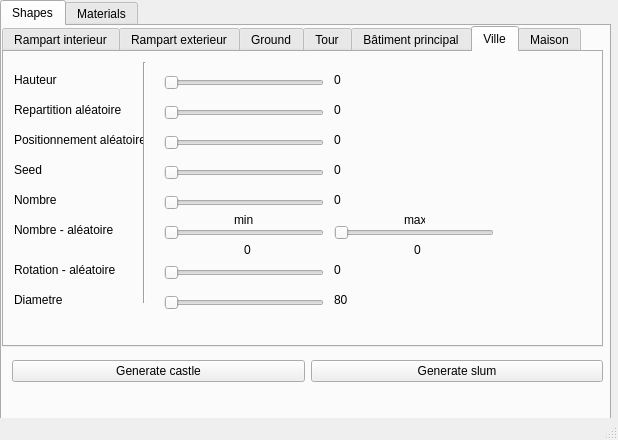
Ghostmoonk/maya-python-castle, file Castle.ui: the form before one commit.
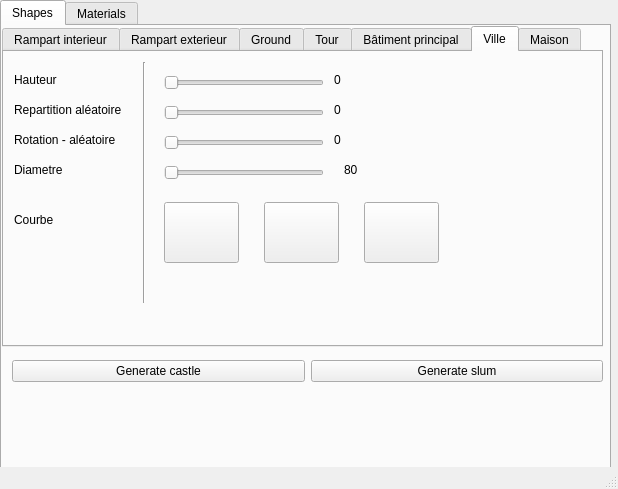
The form after the commit. The open tabs and pages were chosen to show the change.

Commit message: ajout code mash tours modification interface mash3 et 4

```diff
--- a/Castle.ui
+++ b/Castle.ui
@@ -7,7 +7,7 @@
     <x>0</x>
     <y>0</y>
     <width>618</width>
-    <height>440</height>
+    <height>489</height>
    </rect>
   </property>
   <property name="windowTitle">
@@ -1277,32 +1277,6 @@
          <string>Repartition aléatoire</string>
         </property>
        </widget>
-       <widget class="QLabel" name="label_21">
-        <property name="geometry">
-         <rect>
-          <x>10</x>
-          <y>80</y>
-          <width>131</width>
-          <height>16</height>
-         </rect>
-        </property>
-        <property name="text">
-         <string>Positionnement aléatoire</string>
-        </property>
-       </widget>
-       <widget class="QLabel" name="label_22">
-        <property name="geometry">
-         <rect>
-          <x>10</x>
-          <y>110</y>
-          <width>131</width>
-          <height>16</height>
-         </rect>
-        </property>
-        <property name="text">
-         <string>Seed</string>
-        </property>
-       </widget>
        <widget class="Line" name="line_6">
         <property name="geometry">
          <rect>
@@ -1351,128 +1325,11 @@
          <enum>Qt::Horizontal</enum>
         </property>
        </widget>
-       <widget class="QSlider" name="ville_position_random">
-        <property name="geometry">
-         <rect>
-          <x>160</x>
-          <y>80</y>
-          <width>160</width>
-          <height>22</height>
-         </rect>
-        </property>
-        <property name="orientation">
-         <enum>Qt::Horizontal</enum>
-        </property>
-       </widget>
-       <widget class="QSlider" name="ville_seed">
-        <property name="geometry">
-         <rect>
-          <x>160</x>
-          <y>110</y>
-          <width>160</width>
-          <height>22</height>
-         </rect>
-        </property>
-        <property name="orientation">
-         <enum>Qt::Horizontal</enum>
-        </property>
-       </widget>
-       <widget class="QSlider" name="ville_amount">
-        <property name="geometry">
-         <rect>
-          <x>160</x>
-          <y>140</y>
-          <width>160</width>
-          <height>22</height>
-         </rect>
-        </property>
-        <property name="orientation">
-         <enum>Qt::Horizontal</enum>
-        </property>
-       </widget>
-       <widget class="QLabel" name="label_32">
-        <property name="geometry">
-         <rect>
-          <x>10</x>
-          <y>140</y>
-          <width>131</width>
-          <height>16</height>
-         </rect>
-        </property>
-        <property name="text">
-         <string>Nombre</string>
-        </property>
-       </widget>
-       <widget class="QLabel" name="label_33">
-        <property name="geometry">
-         <rect>
-          <x>10</x>
-          <y>170</y>
-          <width>131</width>
-          <height>16</height>
-         </rect>
-        </property>
-        <property name="text">
-         <string>Nombre - aléatoire</string>
-        </property>
-       </widget>
-       <widget class="QSlider" name="ville_amount_min">
-        <property name="geometry">
-         <rect>
-          <x>160</x>
-          <y>170</y>
-          <width>160</width>
-          <height>22</height>
-         </rect>
-        </property>
-        <property name="orientation">
-         <enum>Qt::Horizontal</enum>
-        </property>
-       </widget>
-       <widget class="QSlider" name="ville_amount_max">
-        <property name="geometry">
-         <rect>
-          <x>330</x>
-          <y>170</y>
-          <width>160</width>
-          <height>22</height>
-         </rect>
-        </property>
-        <property name="orientation">
-         <enum>Qt::Horizontal</enum>
-        </property>
-       </widget>
-       <widget class="QLabel" name="label_34">
-        <property name="geometry">
-         <rect>
-          <x>230</x>
-          <y>160</y>
-          <width>21</width>
-          <height>16</height>
-         </rect>
-        </property>
-        <property name="text">
-         <string>min</string>
-        </property>
-       </widget>
-       <widget class="QLabel" name="label_35">
-        <property name="geometry">
-         <rect>
-          <x>400</x>
-          <y>160</y>
-          <width>21</width>
-          <height>16</height>
-         </rect>
-        </property>
-        <property name="text">
-         <string>max</string>
-        </property>
-       </widget>
        <widget class="QLabel" name="label_41">
         <property name="geometry">
          <rect>
           <x>10</x>
-          <y>210</y>
+          <y>80</y>
           <width>131</width>
           <height>16</height>
          </rect>
@@ -1485,7 +1342,7 @@
         <property name="geometry">
          <rect>
           <x>160</x>
-          <y>210</y>
+          <y>80</y>
           <width>160</width>
           <height>22</height>
          </rect>
@@ -1501,7 +1358,7 @@
         <property name="geometry">
          <rect>
           <x>10</x>
-          <y>240</y>
+          <y>110</y>
           <width>131</width>
           <height>16</height>
          </rect>
@@ -1514,7 +1371,7 @@
         <property name="geometry">
          <rect>
           <x>160</x>
-          <y>240</y>
+          <y>110</y>
           <width>160</width>
           <height>22</height>
          </rect>
@@ -1555,76 +1412,11 @@
          <string>0</string>
         </property>
        </widget>
-       <widget class="QLabel" name="label_69">
-        <property name="geometry">
-         <rect>
-          <x>330</x>
-          <y>80</y>
-          <width>51</width>
-          <height>16</height>
-         </rect>
-        </property>
-        <property name="text">
-         <string>0</string>
-        </property>
-       </widget>
-       <widget class="QLabel" name="label_70">
-        <property name="geometry">
-         <rect>
-          <x>330</x>
-          <y>110</y>
-          <width>51</width>
-          <height>16</height>
-         </rect>
-        </property>
-        <property name="text">
-         <string>0</string>
-        </property>
-       </widget>
-       <widget class="QLabel" name="label_71">
-        <property name="geometry">
-         <rect>
-          <x>330</x>
-          <y>140</y>
-          <width>51</width>
-          <height>16</height>
-         </rect>
-        </property>
-        <property name="text">
-         <string>0</string>
-        </property>
-       </widget>
-       <widget class="QLabel" name="label_72">
-        <property name="geometry">
-         <rect>
-          <x>240</x>
-          <y>190</y>
-          <width>51</width>
-          <height>16</height>
-         </rect>
-        </property>
-        <property name="text">
-         <string>0</string>
-        </property>
-       </widget>
-       <widget class="QLabel" name="label_73">
-        <property name="geometry">
-         <rect>
-          <x>410</x>
-          <y>190</y>
-          <width>51</width>
-          <height>16</height>
-         </rect>
-        </property>
-        <property name="text">
-         <string>0</string>
-        </property>
-       </widget>
        <widget class="QLabel" name="label_74">
         <property name="geometry">
          <rect>
           <x>330</x>
-          <y>210</y>
+          <y>80</y>
           <width>51</width>
           <height>16</height>
          </rect>
@@ -1636,8 +1428,8 @@
        <widget class="QLabel" name="label_75">
         <property name="geometry">
          <rect>
-          <x>330</x>
-          <y>240</y>
+          <x>340</x>
+          <y>110</y>
           <width>51</width>
           <height>16</height>
          </rect>
@@ -1646,6 +1438,76 @@
          <string>80</string>
         </property>
        </widget>
+       <widget class="QLabel" name="label_69">
+        <property name="geometry">
+         <rect>
+          <x>10</x>
+          <y>160</y>
+          <width>131</width>
+          <height>16</height>
+         </rect>
+        </property>
+        <property name="text">
+         <string>Courbe</string>
+        </property>
+       </widget>
+       <widget class="QPushButton" name="pushButton_7">
+        <property name="geometry">
+         <rect>
+          <x>160</x>
+          <y>150</y>
+          <width>75</width>
+          <height>61</height>
+         </rect>
+        </property>
+        <property name="text">
+         <string/>
+        </property>
+        <property name="iconSize">
+         <size>
+          <width>80</width>
+          <height>80</height>
+         </size>
+        </property>
+       </widget>
+       <widget class="QPushButton" name="pushButton_8">
+        <property name="geometry">
+         <rect>
+          <x>260</x>
+          <y>150</y>
+          <width>75</width>
+          <height>61</height>
+         </rect>
+        </property>
+        <property name="text">
+         <string/>
+        </property>
+        <property name="iconSize">
+         <size>
+          <width>80</width>
+          <height>80</height>
+         </size>
+        </property>
+       </widget>
+       <widget class="QPushButton" name="pushButton_9">
+        <property name="geometry">
+         <rect>
+          <x>360</x>
+          <y>150</y>
+          <width>75</width>
+          <height>61</height>
+         </rect>
+        </property>
+        <property name="text">
+         <string/>
+        </property>
+        <property name="iconSize">
+         <size>
+          <width>80</width>
+          <height>80</height>
+         </size>
+        </property>
+       </widget>
       </widget>
       <widget class="QWidget" name="tab_11">
        <attribute name="title">
```
Left out of the diff: 398 changed lines with no effect on the pictures. The commit also changes 4 other files.
